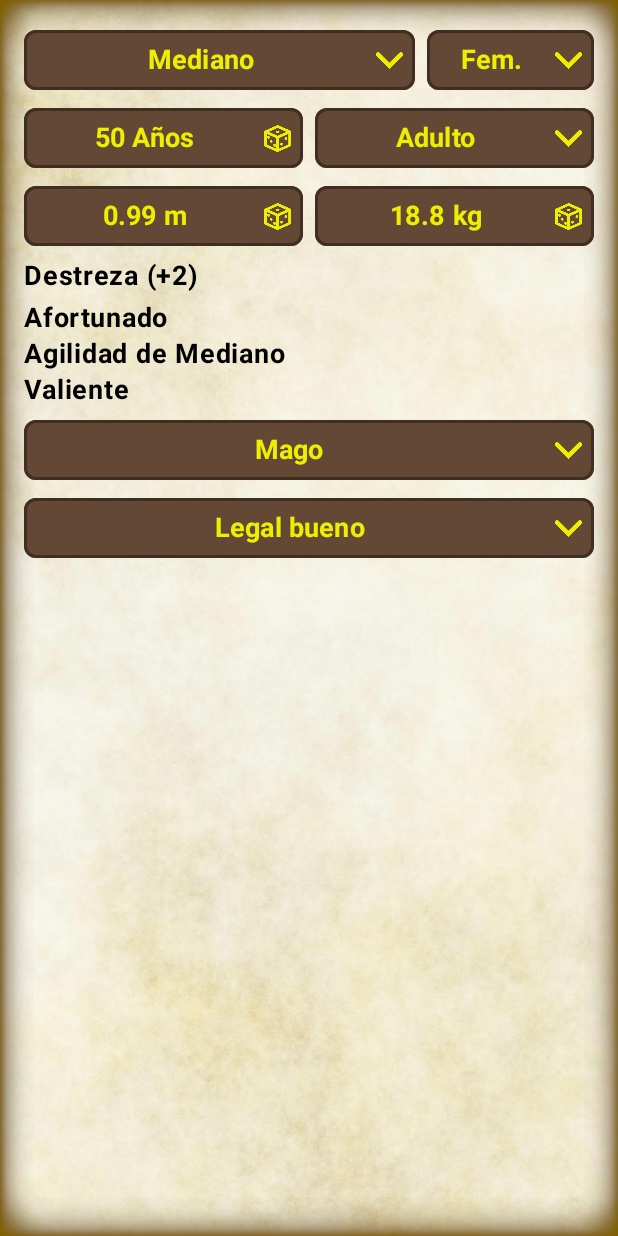
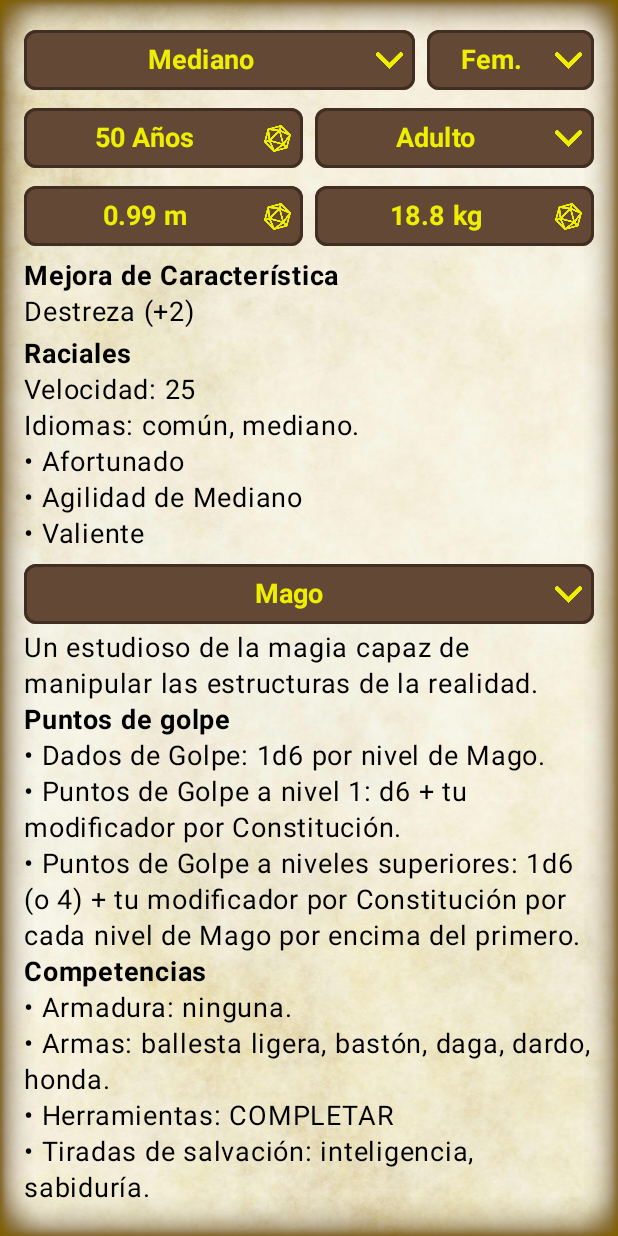
Before and after one commit to MarioFoos/KDnDApp, an Android app built with Jetpack Compose: the screen it shows after launch (MainActivity), on a phone screen of 412 x 824 dp. Run offline under Robolectric (Android 15) with nearby library versions, the phone set to English and light mode, and no system bars.

Commit message:
- Avance en datos de clase

```diff
--- a/app/src/main/assets/strings.xml
+++ b/app/src/main/assets/strings.xml
@@ -330,8 +330,29 @@
 		</EDice>
 	</enums>
 	<misc>
+		<!-- GUI Race-->
 		<age>Edad</age>
 		<years>Años</years>
 		<speed>Velocidad</speed>
+		<ability_bonus>Mejora de Característica</ability_bonus>
+		<racial_abilities>Raciales</racial_abilities>
+		<languages>Idiomas</languages>
+		<!-- GUI Class-->
+		<primary_ability>Característica principal</primary_ability>
+		<hit_point>Puntos de golpe</hit_point>
+		<hit_dice>Dados de Golpe</hit_dice>
+		<hit_points_level_1>Puntos de Golpe a nivel 1</hit_points_level_1>
+		<hit_points_other>Puntos de Golpe a niveles superiores</hit_points_other>
+		<class_features>Competencias</class_features>
+		<armor>Armadura</armor>
+		<weapons>Armas</weapons>
+		<tools>Herramientas</tools>
+		<saving_throw>Tiradas de salvación</saving_throw>
+		<skills>Habilidades</skills>
 	</misc>
+	<formatted>
+		<hit_dice>1{klass_dice} por nivel de {klass}.</hit_dice>
+		<hit_points_level_1>{klass_dice} + tu modificador por Constitución.</hit_points_level_1>
+		<hit_points_other>1{klass_dice} (o {half_dice}) + tu modificador por Constitución por cada nivel de {klass} por encima del primero.</hit_points_other>
+	</formatted>
 </strings>
--- a/app/src/main/java/com/mlf/kdndapp/MainActivity.kt
+++ b/app/src/main/java/com/mlf/kdndapp/MainActivity.kt
@@ -46,6 +46,7 @@ import androidx.compose.ui.text.font.FontStyle
 import androidx.compose.ui.text.font.FontWeight
 import androidx.compose.ui.text.style.TextAlign
 import androidx.compose.ui.text.style.TextOverflow
+import androidx.compose.ui.text.toLowerCase
 import androidx.compose.ui.unit.dp
 import androidx.compose.ui.unit.sp
 import com.dndlib.base.EAbility
@@ -57,6 +58,7 @@ import com.dndlib.base.ERace
 import com.dndlib.base.EStageOfLife
 import com.dndlib.res.Res
 import com.mlf.kdndapp.ui.theme.KDnDAppTheme
+import java.util.Locale
 import kotlin.system.exitProcess
 
 val APP_TAG = "AppTag"
@@ -138,7 +140,7 @@ class MainActivity : ComponentActivity()
                     Row(verticalAlignment = Alignment.CenterVertically) {
                         // Edad
                         Column(Modifier.weight(1f, true)) {
-                            ShowButton(text = age.toString() + " " + Res.getLocale("years"), icon = R.drawable.dice, onItemClick = { age = ERace.genAge(race, stage)  })
+                            ShowButton(text = age.toString() + " " + Res.getLocale("years"), icon = R.drawable.d20, onItemClick = { age = ERace.genAge(race, stage)  })
                         }
                         SpaceH()
                         // Estadío
@@ -153,16 +155,16 @@ class MainActivity : ComponentActivity()
                     Row(verticalAlignment = Alignment.CenterVertically) {
                         // Altura
                         Column(Modifier.weight(1f, true)) {
-                            ShowButton(text = height.toString() + " m", icon = R.drawable.dice, onItemClick = { height = ERace.genHeight(race) })
+                            ShowButton(text = height.toString() + " m", icon = R.drawable.d20, onItemClick = { height = ERace.genHeight(race) })
                         }
                         SpaceH()
                         // Peso
                         Column(Modifier.weight(1f, true)) {
-                            ShowButton(text = weight.toString() + " kg", icon = R.drawable.dice, onItemClick = { weight = ERace.genWeight(race) })
+                            ShowButton(text = weight.toString() + " kg", icon = R.drawable.d20, onItemClick = { weight = ERace.genWeight(race) })
                         }
                     }
                     SpaceV()
-                    ShowRacialAbilities(race = race)
+                    ShowAbilitiesForRace(race = race)
                     if(race == ERace.VARIANT_HUMAN)
                     {
                         ShowDropDown(arrFeat, initIndex = featInit, onItemClick = { feat = arrFeat[it].key })
@@ -184,7 +186,7 @@ class MainActivity : ComponentActivity()
                         SpaceV()
                     }
                     ShowDropDown(arrClass, initIndex = classInit, onItemClick = { klass = arrClass[it].key }, true)
-                    SpaceV()
+                    ShowAbilitiesForClass(klass = klass)
                     ShowDropDown(arrAlign, initIndex = alignInit, onItemClick = { align = arrAlign[it].key }, true)
                 }
             }
@@ -249,43 +251,119 @@ fun ShowFeat(feat : EFeat)
     )
 }
 @Composable
-fun ShowRacialAbilities(race : ERace)
+fun ShowAbilitiesForClass(klass : EClass)
+{
+    Text(text = Res.getLocaleClassDesc(klass),
+        modifier = Modifier.fillMaxWidth(),
+        fontSize = 18.sp,
+    )
+    Text(text = Res.getLocale("hit_point"),
+        modifier = Modifier.fillMaxWidth(),
+        fontSize = 18.sp,
+        fontWeight = FontWeight.Bold,
+    )
+    Text(text = "• " + Res.getLocale("hit_dice") + ": " + Res.getLocaleF("hit_dice", klass),
+        modifier = Modifier.fillMaxWidth(),
+        fontSize = 18.sp,
+    )
+    Text(text = "• " + Res.getLocale("hit_points_level_1") + ": " + Res.getLocaleF("hit_points_level_1", klass),
+        modifier = Modifier.fillMaxWidth(),
+        fontSize = 18.sp,
+    )
+    Text(text = "• " + Res.getLocale("hit_points_other") + ": " + Res.getLocaleF("hit_points_other", klass),
+        modifier = Modifier.fillMaxWidth(),
+        fontSize = 18.sp,
+    )
+    Text(text = Res.getLocale("class_features"),
+        modifier = Modifier.fillMaxWidth(),
+        fontSize = 18.sp,
+        fontWeight = FontWeight.Bold,
+    )
+    Text(text = "• " + Res.getLocale("armor") + ": " + Res.makeSentence(Res.getLocale(klass.armorTypes)).lowercase(),
+        modifier = Modifier.fillMaxWidth(),
+        fontSize = 18.sp,
+    )
+    Text(text = "• " + Res.getLocale("weapons") + ": " + Res.makeSentence(Res.getLocale(klass.weapons)).lowercase(),
+        modifier = Modifier.fillMaxWidth(),
+        fontSize = 18.sp,
+    )
+    Text(text = "• " + Res.getLocale("tools") + ": " + "COMPLETAR",
+        modifier = Modifier.fillMaxWidth(),
+        fontSize = 18.sp,
+    )
+    Text(text = "• " + Res.getLocale("saving_throw") + ": " + Res.makeSentence(Res.getLocale(klass.savingThrow)).lowercase(),
+        modifier = Modifier.fillMaxWidth(),
+        fontSize = 18.sp,
+    )
+    Text(text = "• " + Res.getLocale("skills") + ": " + "COMPLETAR",
+        modifier = Modifier.fillMaxWidth(),
+        fontSize = 18.sp,
+    )
+    SpaceV()
+
+    /*val racialAbilities = ERace.getRacialAbilities(race)
+    if(racialAbilities.isNotEmpty())
+    {
+        Res.getLocale(racialAbilities).forEach {
+            Text(text = "• " + it.value,
+                modifier = Modifier.fillMaxWidth(),
+                fontSize = 18.sp,
+                overflow = TextOverflow.Ellipsis
+            )
+        }
+    }*/
+}
+@Composable
+fun ShowAbilitiesForRace(race : ERace)
 {
     val racialBonus = ERace.getAbilityBonus(race)
     if(racialBonus.isNotEmpty())
     {
-        val arr = ArrayList<String>()
+        val arrCols = ArrayList<String>()
         racialBonus.forEach {
-            arr.add(Res.getLocale(it.key) + " (+" + it.value + ")")
+            arrCols.add(Res.getLocale(it.key) + " (+" + it.value + ")")
         }
-        val columns = Res.columns(arr)
+        val columns = Res.columns(arrCols)
+        Text(text = Res.getLocale("ability_bonus"),
+            modifier = Modifier.fillMaxWidth(),
+            fontSize = 18.sp,
+            fontWeight = FontWeight.Bold,
+        )
         Row(verticalAlignment = Alignment.CenterVertically) {
             columns.forEach {
                 Text(text = it,
                     modifier = Modifier
                         .weight(1f, true),
                     fontSize = 18.sp,
-                    fontWeight = FontWeight.Bold,
-                    overflow = TextOverflow.Ellipsis
-                )
-            }
-        }
-        SpaceV()
-        var racialAbilities = ERace.getRacialAbilities(race)
-        var arr1 = Res.getLocale(racialAbilities)
-        if(arr1.isNotEmpty())
-        {
-            arr1.forEach {
-                Text(text = it.value,
-                    modifier = Modifier.fillMaxWidth(),
-                    fontSize = 18.sp,
-                    fontWeight = FontWeight.Bold,
-                    overflow = TextOverflow.Ellipsis
                 )
             }
         }
         SpaceV()
     }
+    Text(text = Res.getLocale("racial_abilities"),
+        modifier = Modifier.fillMaxWidth(),
+        fontSize = 18.sp,
+        fontWeight = FontWeight.Bold,
+    )
+    Text(text = Res.getLocale("speed") + ": " + race.speed.toString(),
+        modifier = Modifier.fillMaxWidth(),
+        fontSize = 18.sp,
+    )
+    Text(text = Res.getLocale("languages") + ": " + Res.makeSentence(Res.getLocale(race.languages)).lowercase(),
+        modifier = Modifier.fillMaxWidth(),
+        fontSize = 18.sp,
+    )
+    val racialAbilities = ERace.getRacialAbilities(race)
+    if(racialAbilities.isNotEmpty())
+    {
+        Res.getLocale(racialAbilities).forEach {
+            Text(text = "• " + it.value,
+                modifier = Modifier.fillMaxWidth(),
+                fontSize = 18.sp,
+            )
+        }
+    }
+    SpaceV()
 }
 @Composable
 fun ShowButton(text: String, onItemClick: () -> Unit, enabled : Boolean = true, icon : Int = 0)
@@ -311,9 +389,7 @@ fun ShowButton(text: String, onItemClick: () -> Unit, enabled : Boolean = true,
         Text(
             text = text,
             textAlign = TextAlign.Center,
-            modifier = Modifier
-                .padding(0.dp)
-                .weight(1f),
+            modifier = Modifier.weight(1f),
             fontSize = 18.sp,
             fontWeight = FontWeight.Bold,
             maxLines = 1,
@@ -323,9 +399,7 @@ fun ShowButton(text: String, onItemClick: () -> Unit, enabled : Boolean = true,
         {
             SpaceH()
             Icon(
-                modifier = Modifier
-                    .padding(0.dp)
-                    .size(ButtonDefaults.IconSize),
+                modifier = Modifier.size(ButtonDefaults.IconSize),
                 painter = painterResource(icon),
                 contentDescription = null,
                 tint = colorResource(id = R.color.but_brown_enabled_text)
```
Also changed, not shown: app/libs/dndutils.jar, app/src/main/res/drawable/d20.png (added).
